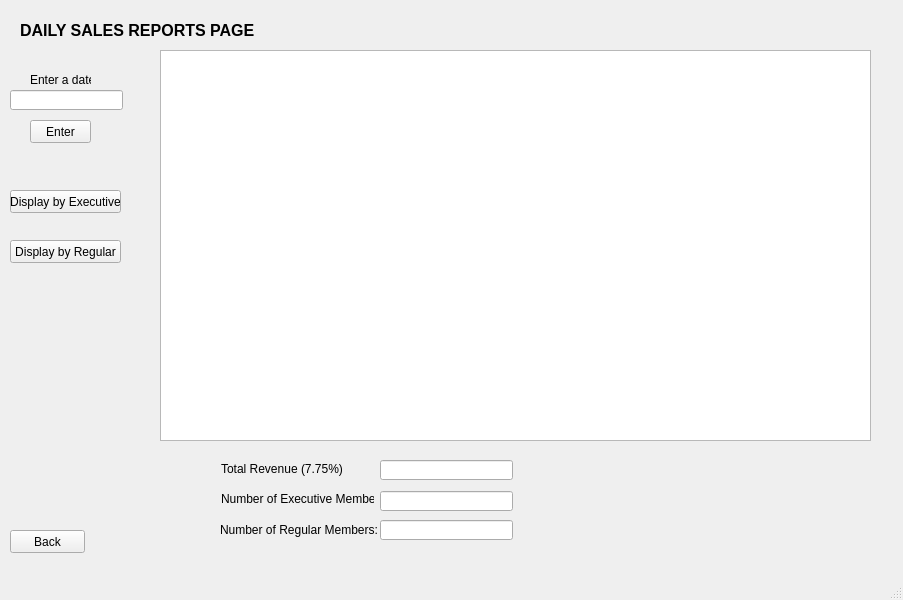
This is storemanagerpage.ui in MHJBEAST1101/CS1C-Project-2-Bulk-Club as Qt 5 draws it before an edit. The edited form follows.
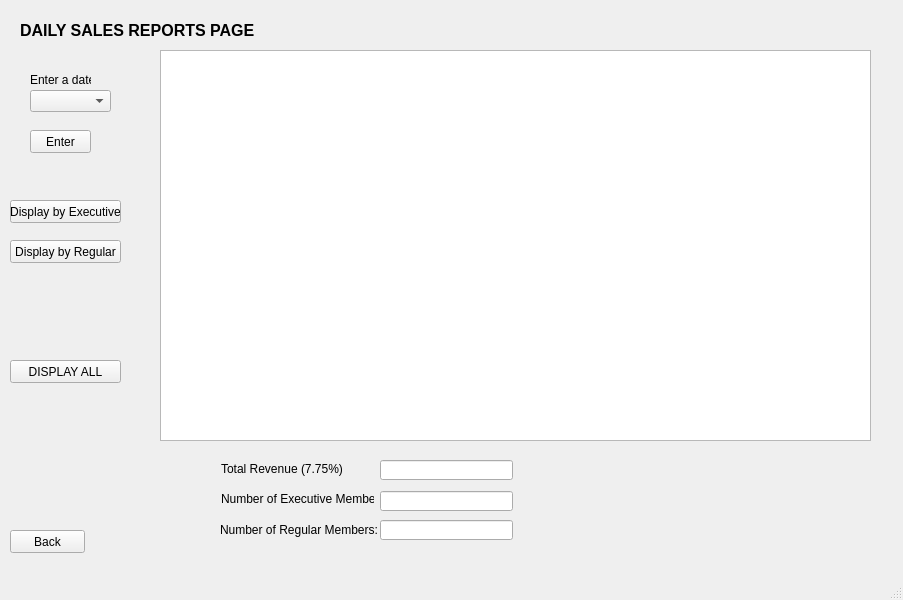
This is the edited form.

The edit to the form file:
```diff
--- a/storemanagerpage.ui
+++ b/storemanagerpage.ui
@@ -141,21 +141,11 @@
        <string>Enter a date:</string>
       </property>
      </widget>
-     <widget class="QLineEdit" name="dateLineEdit">
-      <property name="geometry">
-       <rect>
-        <x>10</x>
-        <y>90</y>
-        <width>113</width>
-        <height>20</height>
-       </rect>
-      </property>
-     </widget>
      <widget class="QPushButton" name="dateEnterBtn">
       <property name="geometry">
        <rect>
         <x>30</x>
-        <y>120</y>
+        <y>130</y>
         <width>61</width>
         <height>23</height>
        </rect>
@@ -191,7 +181,7 @@
       <property name="geometry">
        <rect>
         <x>10</x>
-        <y>190</y>
+        <y>200</y>
         <width>111</width>
         <height>23</height>
        </rect>
@@ -259,6 +249,29 @@
        </rect>
       </property>
      </widget>
+     <widget class="QComboBox" name="dateComboBox">
+      <property name="geometry">
+       <rect>
+        <x>30</x>
+        <y>90</y>
+        <width>81</width>
+        <height>22</height>
+       </rect>
+      </property>
+     </widget>
+     <widget class="QPushButton" name="displayAllInfoBtn">
+      <property name="geometry">
+       <rect>
+        <x>10</x>
+        <y>360</y>
+        <width>111</width>
+        <height>23</height>
+       </rect>
+      </property>
+      <property name="text">
+       <string>DISPLAY ALL</string>
+      </property>
+     </widget>
     </widget>
     <widget class="QWidget" name="totalPurchasesPage">
      <widget class="QLabel" name="label_7">
```
